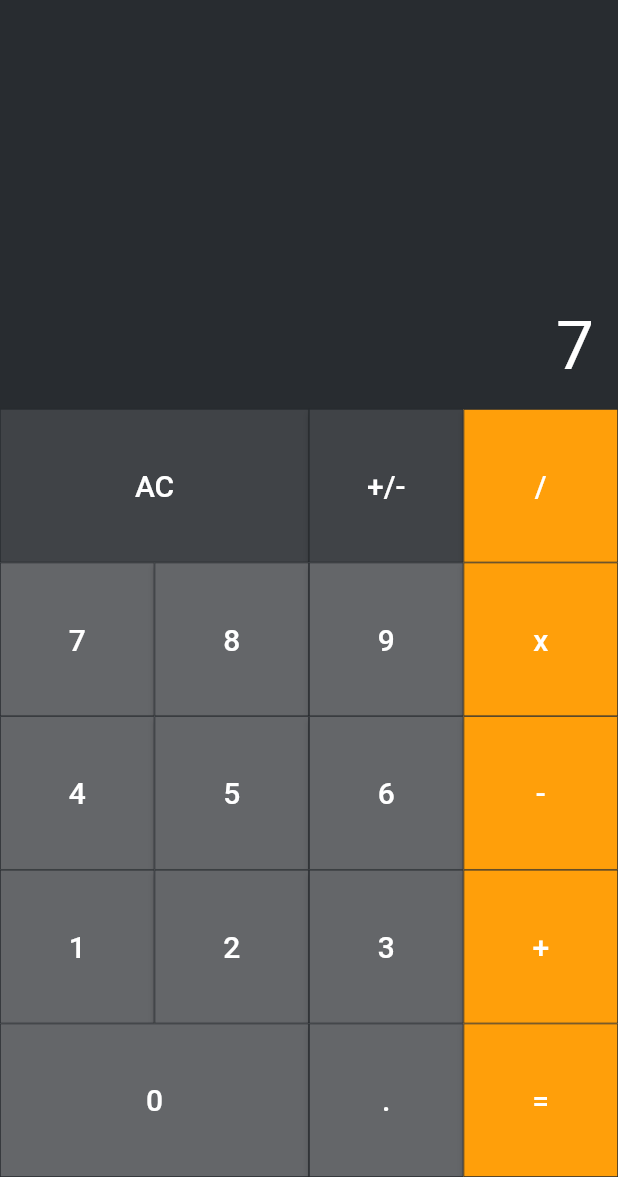
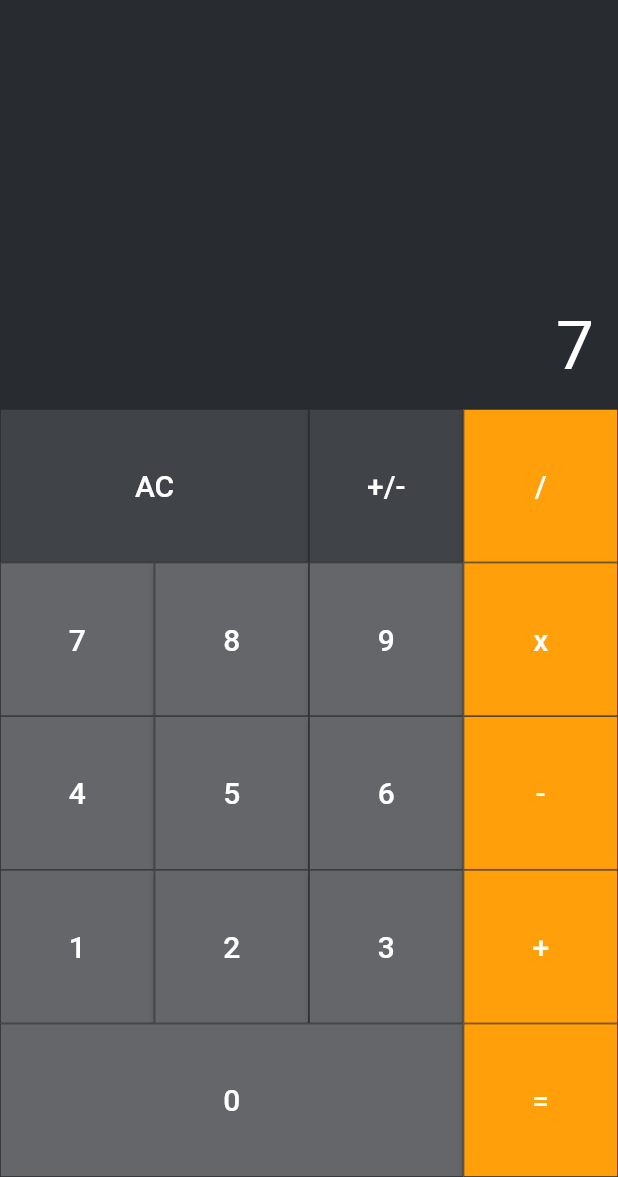
Before and after one commit to CoderJava/flutter-simple-calculator, a Flutter app: the screen it shows after launch, after a tap on an icon or button, on a phone screen of 412 x 824 dp, the part 59-1236 px from its top. Run offline on Flutter 3.47's test engine with Material 2 defaults, Android fonts, the phone set to English and light mode, and no system bars.

Commit message:
Remove comma button

```diff
--- a/lib/main.dart
+++ b/lib/main.dart
@@ -132,15 +132,7 @@ class _MyHomePageState extends State<MyHomePage> with TickerProviderStateMixin {
             () {
               _updateStrNumberResult('0');
             },
-            flex: 2,
-          ),
-          _buildWidgetButtonCalculator(
-            '.',
-            thirdColor,
-            () {
-              // TODO: buat fitur tombol koma
-              // _updateStrNumberResult('.');
-            },
+            flex: 3,
           ),
           _buildWidgetButtonCalculator(
             '=',
```
